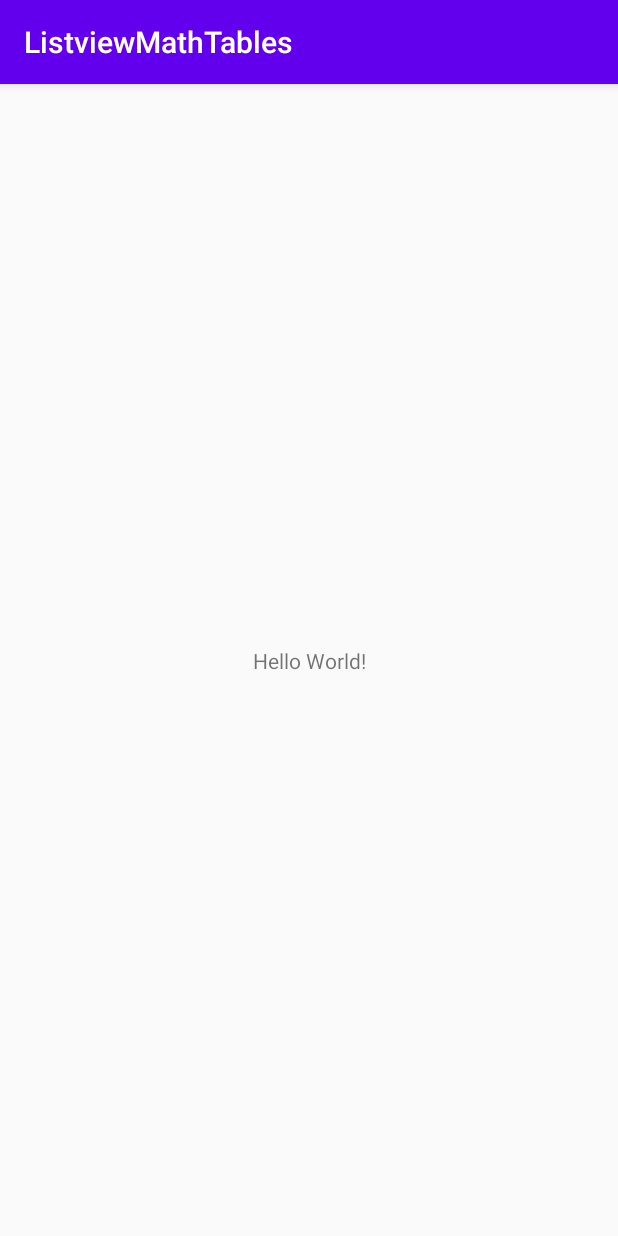
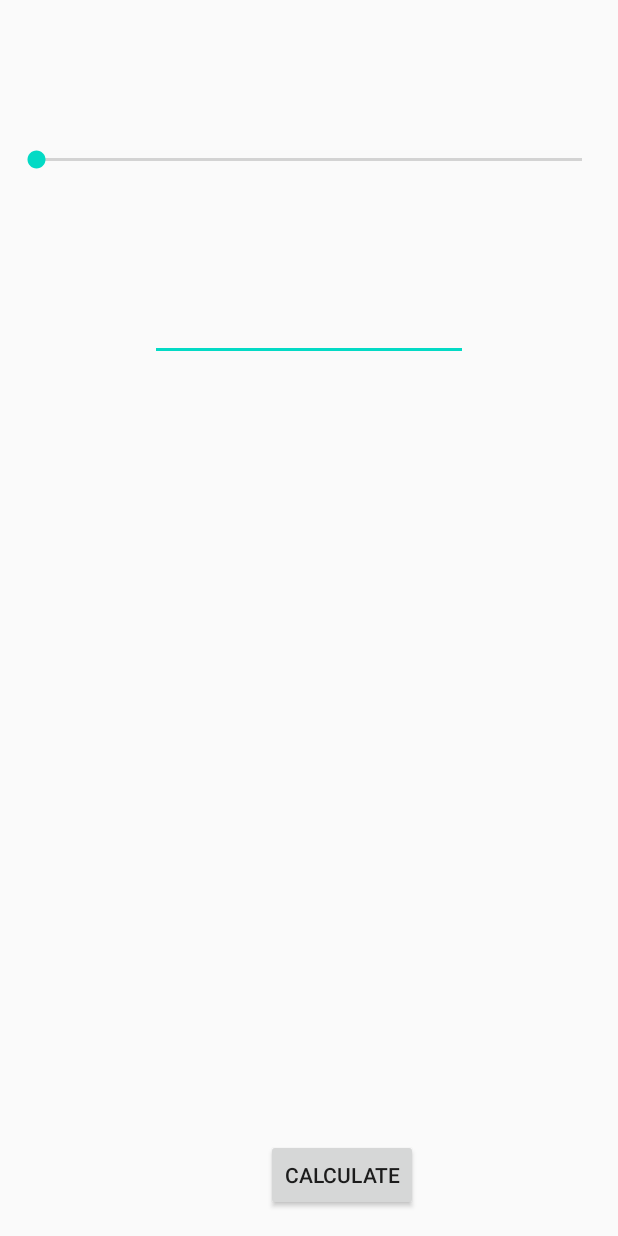
Before and after one commit to prvn-raj/ListviewMathTables, an Android app: the screen it shows after launch (MainActivity), on a phone screen of 412 x 824 dp. Run offline under Robolectric (Android 15) with nearby library versions, the phone set to English and light mode, and no system bars.

Commit message:
Maths Tables app(without seek bar function)

```diff
--- a/app/src/main/java/com/example/listviewmathtables/MainActivity.java
+++ b/app/src/main/java/com/example/listviewmathtables/MainActivity.java
@@ -3,12 +3,55 @@ package com.example.listviewmathtables;
 import androidx.appcompat.app.AppCompatActivity;
 
 import android.os.Bundle;
+import android.view.View;
+import android.widget.ArrayAdapter;
+import android.widget.EditText;
+import android.widget.ListView;
+import android.widget.TextView;
+import android.widget.Toast;
+
+import java.util.Arrays;
+import java.util.Collections;
 
 public class MainActivity extends AppCompatActivity {
+    //int x;
+   // EditText number = (EditText) findViewById(R.id.editText2);
+   // String S = number.getText().toString();
+    String[] array = {"1","2","3","4","5","6","7","8","9","10"};
+
+    //String array = Arrays.toString(arr);
+        public void Table(View view) {
+            int[] arr = {1,2,3,4,5,6,7,8,9,10};
+            ListView table = findViewById(R.id.listView1);
+            EditText number = (EditText) findViewById(R.id.editText2);
+        String S = number.getText().toString();
+        int x = Integer.parseInt(S);
+
+
+        //int[] arr = {1,2,3,4,5,6,7,8,9,10};
+        for (int i =0; i<arr.length; i++)
+        {
+            arr[i]=arr[i]*x;
+        }
+       for(int i=0; i<arr.length; i++)
+            array[i]=String.valueOf(arr[i]);
+           ArrayAdapter <String> myAdaptor = new ArrayAdapter <String> (this,android.R.layout.simple_list_item_1, array);
+           table.setAdapter(myAdaptor);
+
+        Toast.makeText(this, Arrays.toString(arr), Toast.LENGTH_SHORT).show();
+    }
 
     @Override
     protected void onCreate(Bundle savedInstanceState) {
         super.onCreate(savedInstanceState);
         setContentView(R.layout.activity_main);
+        //ArrayAdapter <String> myAdaptor = new ArrayAdapter <String> (this,android.R.layout.simple_list_item_1, Collections.singletonList(array));
+        //ListView table = findViewById(R.id.listView1);
+       // ArrayAdapter <String> myAdaptor = new ArrayAdapter <String> (this,android.R.layout.simple_list_item_1, array);
+       // table.setAdapter(myAdaptor);
+
+
+
+
     }
 }
--- a/app/src/main/res/layout/activity_main.xml
+++ b/app/src/main/res/layout/activity_main.xml
@@ -6,13 +6,68 @@
     android:layout_height="match_parent"
     tools:context=".MainActivity">
 
-    <TextView
+    <SeekBar
+        android:id="@+id/seekBar"
+        android:layout_width="0dp"
+        android:layout_height="wrap_content"
+        android:layout_marginStart="8dp"
+        android:layout_marginLeft="8dp"
+        android:layout_marginTop="87dp"
+        android:layout_marginEnd="8dp"
+        android:layout_marginRight="8dp"
+        android:layout_marginBottom="35dp"
+        app:layout_constraintBottom_toTopOf="@+id/editText2"
+        app:layout_constraintEnd_toEndOf="parent"
+        app:layout_constraintStart_toStartOf="parent"
+        app:layout_constraintTop_toTopOf="parent" />
+
+    <EditText
+        android:id="@+id/editText2"
+        android:layout_width="0dp"
+        android:layout_height="wrap_content"
+        android:layout_marginStart="100dp"
+        android:layout_marginLeft="100dp"
+        android:layout_marginTop="35dp"
+        android:layout_marginEnd="100dp"
+        android:layout_marginRight="100dp"
+        android:layout_marginBottom="17dp"
+        android:ems="10"
+        android:inputType="number"
+        app:layout_constraintBottom_toTopOf="@+id/listView1"
+        app:layout_constraintEnd_toEndOf="parent"
+        app:layout_constraintStart_toStartOf="parent"
+        app:layout_constraintTop_toBottomOf="@+id/seekBar" />
+
+    <ListView
+        android:id="@+id/listView1"
+        android:layout_width="0dp"
+        android:layout_height="430dp"
+        android:layout_marginStart="24dp"
+        android:layout_marginLeft="24dp"
+        android:layout_marginTop="17dp"
+        android:layout_marginEnd="24dp"
+        android:layout_marginRight="24dp"
+        android:layout_marginBottom="99dp"
+        app:layout_constraintBottom_toBottomOf="parent"
+        app:layout_constraintEnd_toEndOf="parent"
+        app:layout_constraintStart_toStartOf="parent"
+        app:layout_constraintTop_toBottomOf="@+id/editText2" />
+
+    <Button
+        android:id="@+id/button"
         android:layout_width="wrap_content"
         android:layout_height="wrap_content"
-        android:text="Hello World!"
+        android:layout_marginStart="183dp"
+        android:layout_marginLeft="183dp"
+        android:layout_marginTop="36dp"
+        android:layout_marginEnd="140dp"
+        android:layout_marginRight="140dp"
+        android:layout_marginBottom="8dp"
+        android:onClick="Table"
+        android:text="calculate"
         app:layout_constraintBottom_toBottomOf="parent"
-        app:layout_constraintLeft_toLeftOf="parent"
-        app:layout_constraintRight_toRightOf="parent"
-        app:layout_constraintTop_toTopOf="parent" />
+        app:layout_constraintEnd_toEndOf="parent"
+        app:layout_constraintStart_toStartOf="parent"
+        app:layout_constraintTop_toBottomOf="@+id/listView1" />
 
 </androidx.constraintlayout.widget.ConstraintLayout>
--- a/app/src/main/res/values/styles.xml
+++ b/app/src/main/res/values/styles.xml
@@ -1,7 +1,7 @@
 <resources>
 
     <!-- Base application theme. -->
-    <style name="AppTheme" parent="Theme.AppCompat.Light.DarkActionBar">
+    <style name="AppTheme" parent="Theme.AppCompat.Light.NoActionBar">
         <!-- Customize your theme here. -->
         <item name="colorPrimary">@color/colorPrimary</item>
         <item name="colorPrimaryDark">@color/colorPrimaryDark</item>
```
